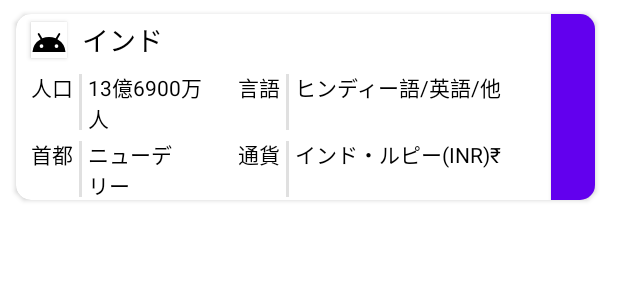
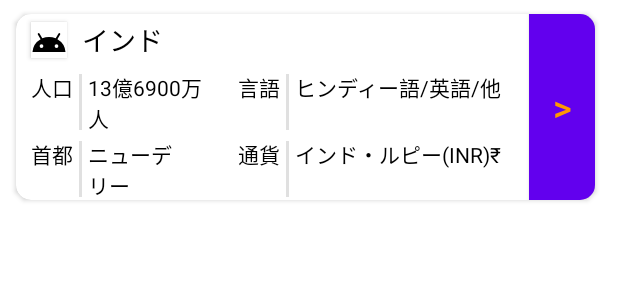
Before and after one commit to Masa222a/replacepraeparet, an Android app: the layout countries_row.xml on its own in the app's theme, with its tools: preview values and no code run, on a phone screen of 412 x 824 dp. Shown: the top 300 px of the screen. Run offline under Robolectric (Android 15) with nearby library versions, the phone set to English and light mode, and no system bars.

Commit message:
information画面のレイアウトを修正

```diff
--- a/app/src/main/res/layout/countries_row.xml
+++ b/app/src/main/res/layout/countries_row.xml
@@ -203,9 +203,9 @@
                 android:id="@+id/to_detail_button"
                 android:layout_width="wrap_content"
                 android:layout_height="match_parent"
-                android:layout_weight="2"
+                android:layout_weight="1"
                 android:background="#F3F3F3"
-                android:text="@string/arrow"
+                android:text=">"
                 android:textColor="#FF9800"
                 android:textSize="24sp" />
 
--- a/app/src/main/res/layout/fragment_information.xml
+++ b/app/src/main/res/layout/fragment_information.xml
@@ -4,11 +4,12 @@
     xmlns:tools="http://schemas.android.com/tools"
     android:layout_width="match_parent"
     android:layout_height="match_parent"
-    tools:context=".InformationFragment">
+    tools:context=".InformationFragment"
+    android:id="@+id/container">
 
     <com.google.android.material.tabs.TabLayout
         android:id="@+id/tabLayout"
-        android:layout_width="0dp"
+        android:layout_width="match_parent"
         android:layout_height="wrap_content"
         android:elevation="8dp"
         app:layout_constraintEnd_toStartOf="@+id/recyclerView"
```
